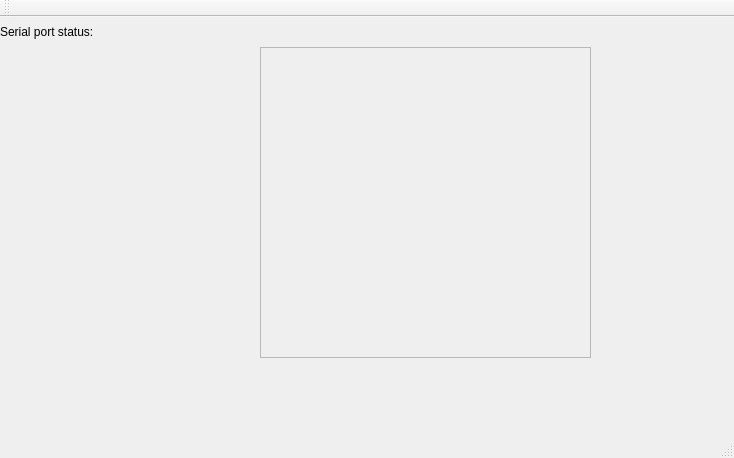
This is mainwindow.ui in RGNagel/qt-can-network-visualization-by-serial-port as Qt 5 draws it before an edit. The edited form follows.
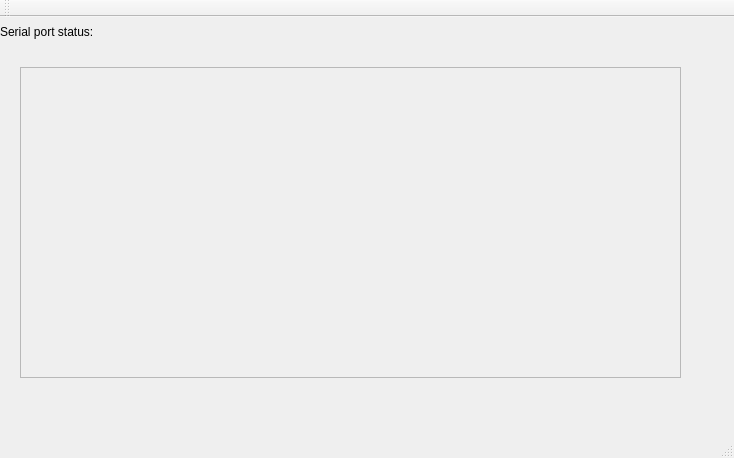
This is the edited form.

Commit message: reading serial by signal/slot OK.

```diff
--- a/mainwindow.ui
+++ b/mainwindow.ui
@@ -32,7 +32,7 @@
      <rect>
       <x>120</x>
       <y>0</y>
-      <width>71</width>
+      <width>541</width>
       <height>30</height>
      </rect>
     </property>
@@ -49,9 +49,9 @@
     </property>
     <property name="geometry">
      <rect>
-      <x>260</x>
-      <y>30</y>
-      <width>331</width>
+      <x>20</x>
+      <y>50</y>
+      <width>661</width>
       <height>311</height>
      </rect>
     </property>
```
Left out of the diff: 2 changed lines with no effect on the pictures. The commit also changes 2 other files.
